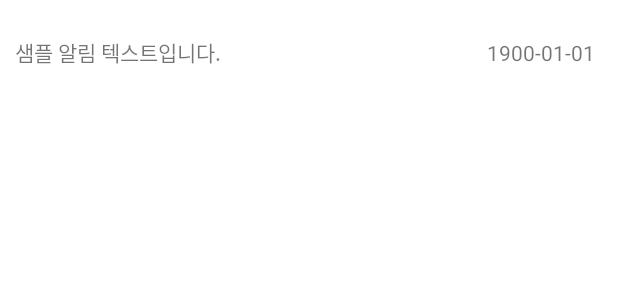
After one commit to TeamOLJ/Cafe_horizon, an Android app: the layout notice_item_recycler.xml on its own in the app's theme, with its tools: preview values and no code run, on a phone screen of 412 x 824 dp. The commit adds this screen. Shown: the top 300 px of the screen. Run offline under Robolectric (Android 15) with nearby library versions, the phone set to English and light mode, and no system bars.

Commit message:
Create notice page. -have to connect to the database.

```diff
--- a/CafeHorizon/app/build.gradle
+++ b/CafeHorizon/app/build.gradle
@@ -36,6 +36,8 @@ dependencies {
     implementation 'androidx.core:core-ktx:1.3.2'
     implementation 'androidx.appcompat:appcompat:1.2.0'
     implementation 'androidx.constraintlayout:constraintlayout:2.0.4'
+    implementation 'androidx.lifecycle:lifecycle-livedata-ktx:2.2.0'
+    implementation 'androidx.lifecycle:lifecycle-viewmodel-ktx:2.2.0'
     testImplementation 'junit:junit:4.13.1'
     androidTestImplementation 'androidx.test.ext:junit:1.1.2'
     androidTestImplementation 'androidx.test.espresso:espresso-core:3.3.0'
--- /dev/null
+++ b/CafeHorizon/app/src/main/res/layout/notice_item_recycler.xml
@@ -0,0 +1,28 @@
+<?xml version="1.0" encoding="utf-8"?>
+<LinearLayout xmlns:android="http://schemas.android.com/apk/res/android"
+    android:orientation="horizontal"
+    android:layout_width="match_parent"
+    android:layout_height="50dp"
+    android:layout_margin="10dp">
+
+    <TextView
+        android:id="@+id/noticeContent"
+        android:layout_width="0dp"
+        android:layout_height="match_parent"
+        android:layout_weight="8"
+        android:gravity="center_vertical"
+        android:text="@string/notice_content"/>
+
+    <Space
+        android:layout_width="5dp"
+        android:layout_height="match_parent"/>
+
+    <TextView
+        android:id="@+id/noticeDate"
+        android:layout_width="0dp"
+        android:layout_height="match_parent"
+        android:layout_weight="2"
+        android:gravity="center_vertical"
+        android:text="@string/notice_date"/>
+
+</LinearLayout>
--- a/CafeHorizon/app/src/main/res/values/strings.xml
+++ b/CafeHorizon/app/src/main/res/values/strings.xml
@@ -1,3 +1,8 @@
 <resources>
     <string name="app_name">CafeHorizon</string>
+
+    <!--NoticeActivity-->
+    <string name="notice_title">알림</string>
+    <string name="notice_content">샘플 알림 텍스트입니다.</string>
+    <string name="notice_date">1900-01-01</string>
 </resources>
--- a/CafeHorizon/build.gradle
+++ b/CafeHorizon/build.gradle
@@ -6,7 +6,7 @@ buildscript {
         mavenCentral()
     }
     dependencies {
-        classpath "com.android.tools.build:gradle:4.2.0"
+        classpath 'com.android.tools.build:gradle:4.2.1'
         classpath "org.jetbrains.kotlin:kotlin-gradle-plugin:$kotlin_version"
 
         // NOTE: Do not place your application dependencies here; they belong
```
Also changed, not shown: CafeHorizon/app/src/main/AndroidManifest.xml (+11 -2 lines), CafeHorizon/app/src/main/java/com/teamolj/cafehorizon/notice/NoticeActivity.kt (added, +42 -0 lines), CafeHorizon/app/src/main/java/com/teamolj/cafehorizon/notice/noticeAdapter.kt (added, +40 -0 lines), CafeHorizon/app/src/main/res/layout/activity_notice.xml (added, +37 -0 lines).
